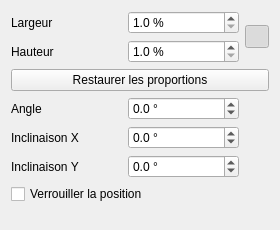
Old version of the form sources/ui/imagepropertieswidget.ui in the repository qelectrotech/qelectrotech-source-mirror.
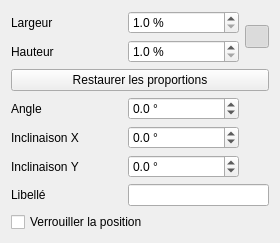
New version of the form.

Commit message: Add an optional label to pictures (#349)

Patch:
```diff
--- a/sources/ui/imagepropertieswidget.ui
+++ b/sources/ui/imagepropertieswidget.ui
@@ -152,14 +152,28 @@
      </property>
     </widget>
    </item>
-   <item row="6" column="0" colspan="2">
+   <item row="6" column="0">
+    <widget class="QLabel" name="label_label">
+     <property name="text">
+      <string>Libellé</string>
+     </property>
+    </widget>
+   </item>
+   <item row="6" column="1" colspan="2">
+    <widget class="QLineEdit" name="m_label_le">
+     <property name="toolTip">
+      <string>Texte affiché sous l'image. Il suit l'image quand elle est déplacée, copiée ou tournée.</string>
+     </property>
+    </widget>
+   </item>
+   <item row="7" column="0" colspan="2">
     <widget class="QCheckBox" name="m_lock_pos_cb">
      <property name="text">
       <string>Verrouiller la position</string>
      </property>
     </widget>
    </item>
-   <item row="7" column="0">
+   <item row="8" column="0">
     <spacer name="verticalSpacer">
      <property name="orientation">
       <enum>Qt::Vertical</enum>
```
The commit also changes 4 other files.
